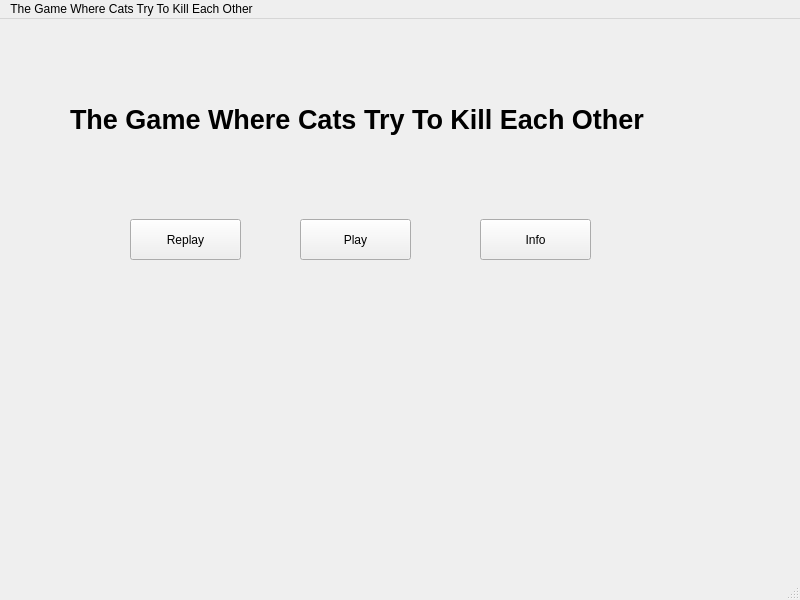
Before: the Qt Designer form Client/client.ui in ITIFA12A25/The-game-where-cats-try-to-kill-each-other, drawn with Qt 5.
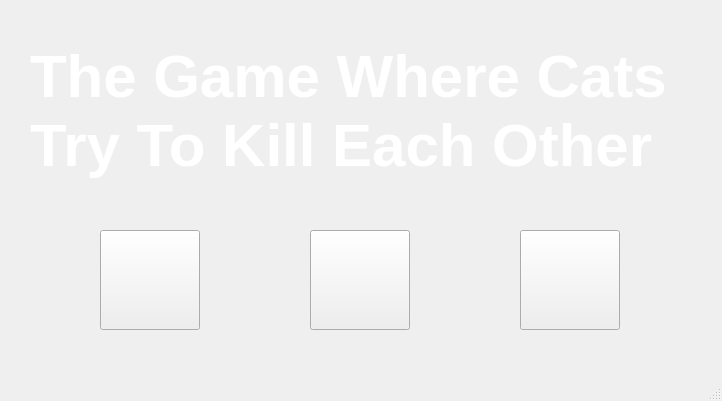
After: the same form once the commit is applied. Icons and pictures are not drawn.

```diff
--- a/Client/client.ui
+++ b/Client/client.ui
@@ -6,8 +6,8 @@
    <rect>
     <x>0</x>
     <y>0</y>
-    <width>800</width>
-    <height>600</height>
+    <width>722</width>
+    <height>401</height>
    </rect>
   </property>
   <property name="windowTitle">
@@ -17,71 +17,95 @@
    <widget class="QPushButton" name="pushButton">
     <property name="geometry">
      <rect>
-      <x>130</x>
-      <y>200</y>
-      <width>111</width>
-      <height>41</height>
+      <x>100</x>
+      <y>230</y>
+      <width>100</width>
+      <height>100</height>
      </rect>
     </property>
+    <property name="styleSheet">
+     <string notr="true">border-image: url(:/cats/resources/white_arrow.png);</string>
+    </property>
     <property name="text">
-     <string>Replay</string>
+     <string/>
     </property>
    </widget>
    <widget class="QPushButton" name="pushButton_2">
     <property name="geometry">
      <rect>
-      <x>300</x>
-      <y>200</y>
-      <width>111</width>
-      <height>41</height>
+      <x>310</x>
+      <y>230</y>
+      <width>100</width>
+      <height>100</height>
      </rect>
     </property>
+    <property name="styleSheet">
+     <string notr="true">border-image: url(:/cats/resources/play.png);</string>
+    </property>
     <property name="text">
-     <string>Play</string>
+     <string/>
     </property>
    </widget>
    <widget class="QPushButton" name="pushButton_3">
     <property name="geometry">
      <rect>
-      <x>480</x>
-      <y>200</y>
-      <width>111</width>
-      <height>41</height>
+      <x>520</x>
+      <y>230</y>
+      <width>100</width>
+      <height>100</height>
      </rect>
     </property>
+    <property name="styleSheet">
+     <string notr="true">border-image: url(:/cats/resources/info.png);</string>
+    </property>
     <property name="text">
-     <string>Info</string>
+     <string/>
     </property>
    </widget>
    <widget class="QLabel" name="label">
     <property name="geometry">
      <rect>
-      <x>70</x>
-      <y>50</y>
-      <width>601</width>
-      <height>101</height>
+      <x>30</x>
+      <y>30</y>
+      <width>771</width>
+      <height>161</height>
      </rect>
     </property>
+    <property name="font">
+     <font>
+      <pointsize>45</pointsize>
+      <bold>true</bold>
+     </font>
+    </property>
+    <property name="styleSheet">
+     <string notr="true">color: rgb(255, 255, 255);</string>
+    </property>
     <property name="text">
-     <string>&lt;html&gt;&lt;head/&gt;&lt;body&gt;&lt;p&gt;&lt;span style=&quot; font-size:20pt; font-weight:700;&quot;&gt;The Game Where Cats Try To Kill Each Other&lt;/span&gt;&lt;/p&gt;&lt;/body&gt;&lt;/html&gt;</string>
+     <string>The Game Where Cats 
+Try To Kill Each Other</string>
     </property>
    </widget>
-  </widget>
-  <widget class="QMenuBar" name="menubar">
-   <property name="geometry">
-    <rect>
-     <x>0</x>
-     <y>0</y>
-     <width>800</width>
-     <height>22</height>
-    </rect>
-   </property>
-   <widget class="QMenu" name="menuThe_Game_Where_Cats_Try_To_Kill_Each_Other">
-    <property name="title">
-     <string>The Game Where Cats Try To Kill Each Other</string>
+   <widget class="QLabel" name="label_2">
+    <property name="geometry">
+     <rect>
+      <x>0</x>
+      <y>-4</y>
+      <width>721</width>
+      <height>391</height>
+     </rect>
     </property>
+    <property name="styleSheet">
+     <string notr="true">border-image: url(:/cats/resources/cloudyskie.jpg);</string>
+    </property>
+    <property name="text">
+     <string/>
+    </property>
    </widget>
-   <addaction name="menuThe_Game_Where_Cats_Try_To_Kill_Each_Other"/>
+   <zorder>label_2</zorder>
+   <zorder>pushButton</zorder>
+   <zorder>pushButton_2</zorder>
+   <zorder>pushButton_3</zorder>
+   <zorder>label</zorder>
   </widget>
   <widget class="QStatusBar" name="statusbar"/>
  </widget>
```
